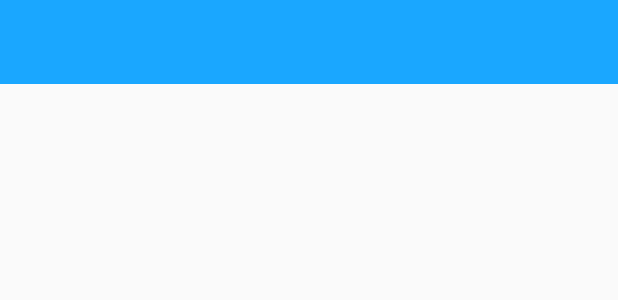
After one commit to YunChiou/home, an Android app: the layout activity_toolbar.xml on its own in the app's theme, with its tools: preview values and no code run, on a phone screen of 412 x 824 dp. The commit adds this screen. Shown: the top 300 px of the screen. Run offline under Robolectric (Android 15) with nearby library versions, the phone set to English and light mode, and no system bars.

Commit message:
多了工具列

```diff
--- a/app/build.gradle
+++ b/app/build.gradle
@@ -26,6 +26,5 @@ dependencies {
     })
     compile 'com.android.support:appcompat-v7:24.2.1'
     compile 'com.android.support:design:24.2.1'
-    compile 'com.android.support:support-v4:24.2.1'
     testCompile 'junit:junit:4.12'
 }
--- a/app/src/main/java/com/example/asus/home/HomePage.java
+++ b/app/src/main/java/com/example/asus/home/HomePage.java
@@ -3,11 +3,14 @@ package com.example.asus.home;
 import android.content.Intent;
 import android.support.v7.app.AppCompatActivity;
 import android.os.Bundle;
+import android.support.v7.widget.*;
+import android.support.v7.widget.Toolbar;
+import android.view.MenuItem;
 import android.view.View;
 import android.widget.*;
 
 public class HomePage extends AppCompatActivity {
-Button layoutsettings;
+    Button layoutsettings;
     @Override
     protected void onCreate(Bundle savedInstanceState) {
         super.onCreate(savedInstanceState);
@@ -21,5 +24,6 @@ Button layoutsettings;
                 startActivity(intent);
             }
         });
+
     }
 }
--- /dev/null
+++ b/app/src/main/res/layout/activity_toolbar.xml
@@ -0,0 +1,18 @@
+<LinearLayout
+    xmlns:android="http://schemas.android.com/apk/res/android"
+    xmlns:tools="http://schemas.android.com/tools"
+    android:layout_width="match_parent"
+    android:layout_height="match_parent"
+    android:orientation="vertical"
+    android:id="@+id/layout"
+    tools:context=".ToolbarActivity" >
+
+    <android.support.v7.widget.Toolbar
+        android:theme="@style/ThemeOverlay.AppCompat.Dark.ActionBar"
+        android:layout_height="wrap_content"
+        android:layout_width="match_parent"
+        android:minHeight="?attr/actionBarSize"
+        android:background="?attr/colorPrimary"
+        android:id="@+id/toolbar" />
+
+</LinearLayout>
--- /dev/null
+++ b/app/src/main/res/layout/content_main.xml
@@ -0,0 +1,6 @@
+<?xml version="1.0" encoding="utf-8"?>
+<LinearLayout xmlns:android="http://schemas.android.com/apk/res/android"
+    android:orientation="vertical" android:layout_width="match_parent"
+    android:layout_height="match_parent">
+
+</LinearLayout>
```
Also changed, not shown: app/src/main/AndroidManifest.xml (+18 -4 lines), app/src/main/java/com/example/asus/home/Registration.java (+9 -3 lines), app/src/main/java/com/example/asus/home/Registration_boss.java (+10 -1 lines), app/src/main/java/com/example/asus/home/Registration_customer.java (+10 -1 lines), app/src/main/java/com/example/asus/home/ToolbarActivity.java (added, +30 -0 lines), app/src/main/java/com/example/asus/home/MainActivity.java (line endings or trailing spaces).
